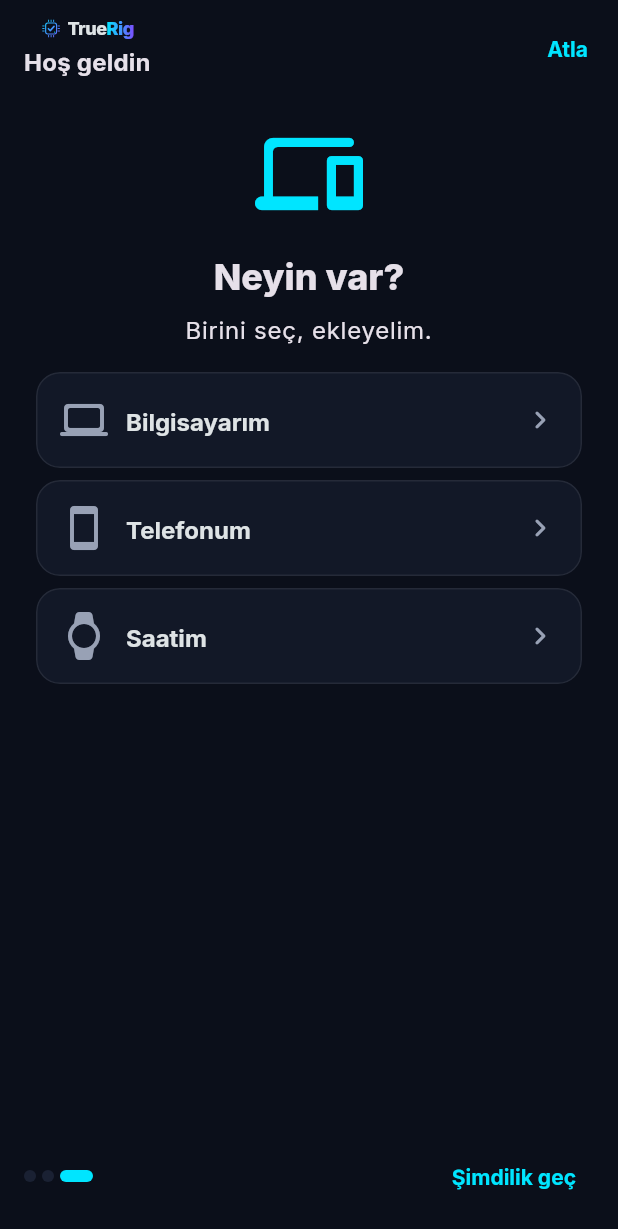
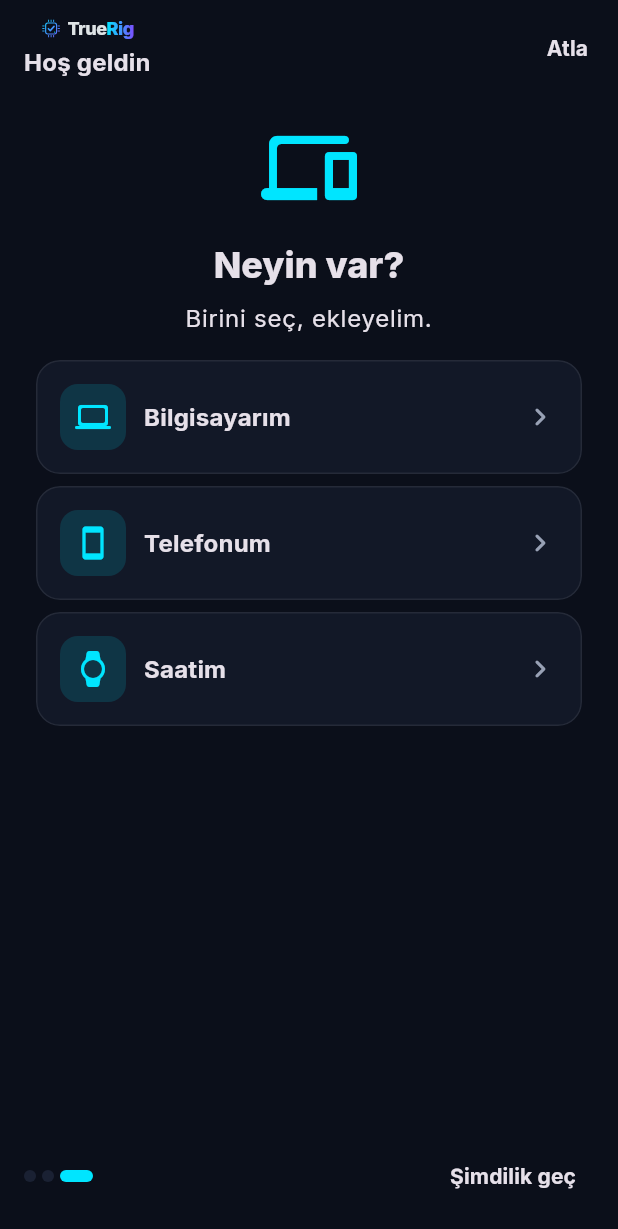
Before and after one commit to IITheLORDII/TrueRig, a Flutter app: the screen it shows after launch, swiped to page 3, on a phone screen of 412 x 824 dp. Shown: the top 1229 px of the screen. Run offline on Flutter 3.47's test engine with Material 3 defaults, Android fonts, the phone set to English and light mode, and no system bars; our stand-ins replace cached_network_image, device_info_plus, flutter_riverpod, go_router, google_fonts, shared_preferences and 1 more; missing offline and left inert: dart:js_interop, mobile_scanner.

Commit message:
feat: onboarding on the shared buttons and cards

```diff
--- a/app/lib/features/onboarding/onboarding_page.dart
+++ b/app/lib/features/onboarding/onboarding_page.dart
@@ -6,6 +6,8 @@ import 'package:darbogaz/core/brand/truerig_logo.dart';
 import 'package:darbogaz/core/devices.dart';
 import 'package:darbogaz/core/theme/app_theme.dart';
 import 'package:darbogaz/core/theme/tokens.dart';
+import 'package:darbogaz/core/widgets/buttons.dart';
+import 'package:darbogaz/core/widgets/cards.dart';
 import 'package:darbogaz/core/widgets/score_scale.dart';
 import 'package:darbogaz/features/device/device_page.dart';
 
@@ -80,7 +82,7 @@ class _OnboardingPageState extends ConsumerState<OnboardingPage> {
                 children: [
                   const BrandTitle('Hoş geldin'),
                   const Spacer(),
-                  TextButton(onPressed: _finish, child: const Text('Atla')),
+                  TertiaryButton(label: 'Atla', onPressed: _finish),
                 ],
               ),
             ),
@@ -128,17 +130,18 @@ class _OnboardingPageState extends ConsumerState<OnboardingPage> {
                         color: i == _index
                             ? theme.colorScheme.primary
                             : context.palette.surfaceAlt,
-                        borderRadius: BorderRadius.circular(4),
+                        borderRadius: BorderRadius.circular(Radii.pill),
                       ),
                     ),
                   const Spacer(),
                   if (_index < _count - 1)
-                    FilledButton(onPressed: _next, child: const Text('Devam'))
+                    PrimaryButton(
+                      label: 'Devam',
+                      expand: false,
+                      onPressed: _next,
+                    )
                   else
-                    TextButton(
-                      onPressed: _finish,
-                      child: const Text('Şimdilik geç'),
-                    ),
+                    TertiaryButton(label: 'Şimdilik geç', onPressed: _finish),
                 ],
               ),
             ),
@@ -168,14 +171,12 @@ class _TourPage extends StatelessWidget {
     return ListView(
       padding: const EdgeInsets.all(Space.xl),
       children: [
-        Icon(icon, size: 72, color: theme.colorScheme.primary),
+        Icon(icon, size: 64, color: theme.colorScheme.primary),
         const SizedBox(height: Space.l),
         Text(
           title,
           textAlign: TextAlign.center,
-          style: theme.textTheme.headlineSmall?.copyWith(
-            fontWeight: FontWeight.w800,
-          ),
+          style: theme.textTheme.headlineSmall,
         ),
         const SizedBox(height: Space.l),
         // One short sentence per line, easy to scan.
@@ -190,14 +191,7 @@ class _TourPage extends StatelessWidget {
                   color: theme.colorScheme.primary,
                 ),
                 const SizedBox(width: Space.m),
-                Expanded(
-                  child: Text(
-                    l,
-                    style: theme.textTheme.titleMedium?.copyWith(
-                      fontWeight: FontWeight.w600,
-                    ),
-                  ),
-                ),
+                Expanded(child: Text(l, style: theme.textTheme.titleMedium)),
               ],
             ),
           ),
@@ -218,14 +212,12 @@ class _ChooseDevice extends StatelessWidget {
     return ListView(
       padding: const EdgeInsets.all(Space.xl),
       children: [
-        Icon(Icons.devices_rounded, size: 72, color: theme.colorScheme.primary),
+        Icon(Icons.devices_rounded, size: 64, color: theme.colorScheme.primary),
         const SizedBox(height: Space.l),
         Text(
           'Neyin var?',
           textAlign: TextAlign.center,
-          style: theme.textTheme.headlineSmall?.copyWith(
-            fontWeight: FontWeight.w800,
-          ),
+          style: theme.textTheme.headlineSmall,
         ),
         const SizedBox(height: Space.s),
         Text(
@@ -237,25 +229,14 @@ class _ChooseDevice extends StatelessWidget {
         for (final k in DeviceKind.values)
           Padding(
             padding: const EdgeInsets.only(bottom: Space.s),
-            child: Card(
-              clipBehavior: Clip.antiAlias,
-              child: ListTile(
-                contentPadding: const EdgeInsets.symmetric(
-                  horizontal: Space.l,
-                  vertical: Space.s,
-                ),
-                leading: Icon(switch (k) {
-                  DeviceKind.pc => Icons.computer_rounded,
-                  DeviceKind.phone => Icons.smartphone_rounded,
-                  DeviceKind.watch => Icons.watch_rounded,
-                }, size: 32),
-                title: Text(
-                  k.mine,
-                  style: const TextStyle(fontWeight: FontWeight.w700),
-                ),
-                trailing: const Icon(Icons.chevron_right_rounded),
-                onTap: () => onChoose(k),
-              ),
+            child: NavCard(
+              icon: switch (k) {
+                DeviceKind.pc => Icons.computer_rounded,
+                DeviceKind.phone => Icons.smartphone_rounded,
+                DeviceKind.watch => Icons.watch_rounded,
+              },
+              title: k.mine,
+              onTap: () => onChoose(k),
             ),
           ),
       ],
```
